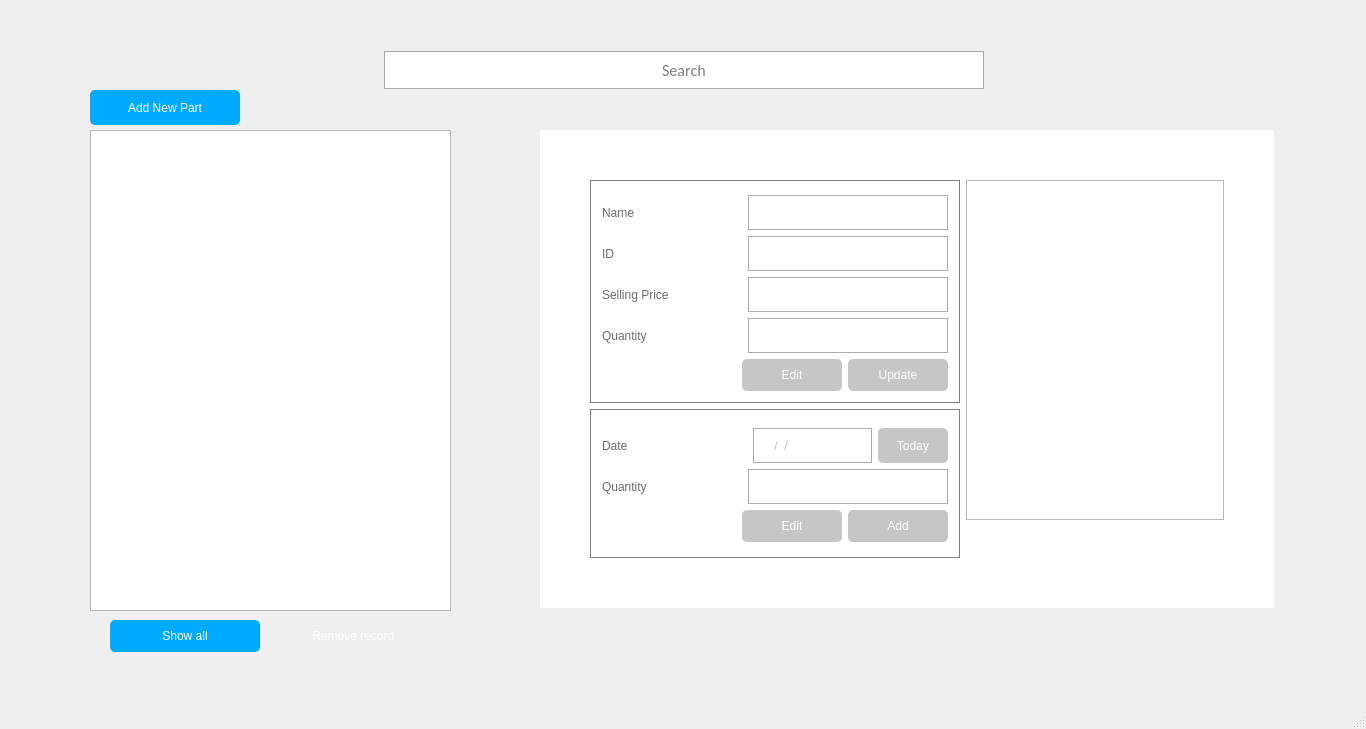
Before: the Qt Designer form partstore.ui in RajivSah/Project, drawn with Qt 5.
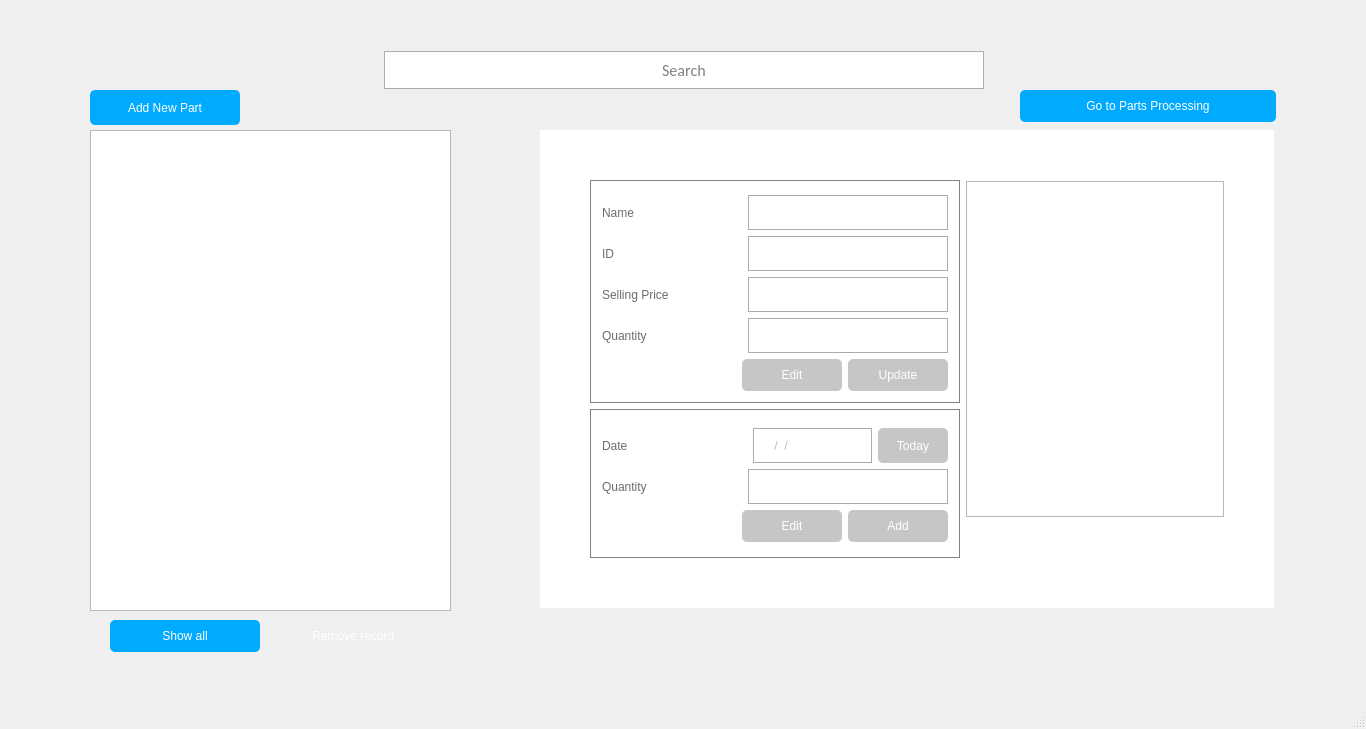
After: the same form once the commit is applied.

```diff
--- a/partstore.ui
+++ b/partstore.ui
@@ -604,6 +604,12 @@
           <height>336</height>
          </size>
         </property>
+        <property name="maximumSize">
+         <size>
+          <width>16777215</width>
+          <height>336</height>
+         </size>
+        </property>
        </widget>
       </item>
       <item>
@@ -871,6 +877,42 @@
      <string>Remove record </string>
     </property>
    </widget>
+   <widget class="QPushButton" name="seepartspropushButton_3">
+    <property name="geometry">
+     <rect>
+      <x>1020</x>
+      <y>90</y>
+      <width>256</width>
+      <height>32</height>
+     </rect>
+    </property>
+    <property name="minimumSize">
+     <size>
+      <width>150</width>
+      <height>32</height>
+     </size>
+    </property>
+    <property name="styleSheet">
+     <string notr="true">QPushButton:hover
+{
+background-color: rgb(0, 85, 255);
+
+}
+
+QPushButton 
+{
+     font: 75  14pt &quot;Calibri&quot;;
+	background-color: rgb(0, 170, 255);
+	
+	color: rgb(255, 255, 255);
+
+	border-radius: 5px;
+}</string>
+    </property>
+    <property name="text">
+     <string>Go to Parts Processing</string>
+    </property>
+   </widget>
    <zorder>groupBox_2</zorder>
    <zorder>pushButton</zorder>
    <zorder>tableView</zorder>
```
Left out of the diff: 1 changed line with no effect on the pictures.
